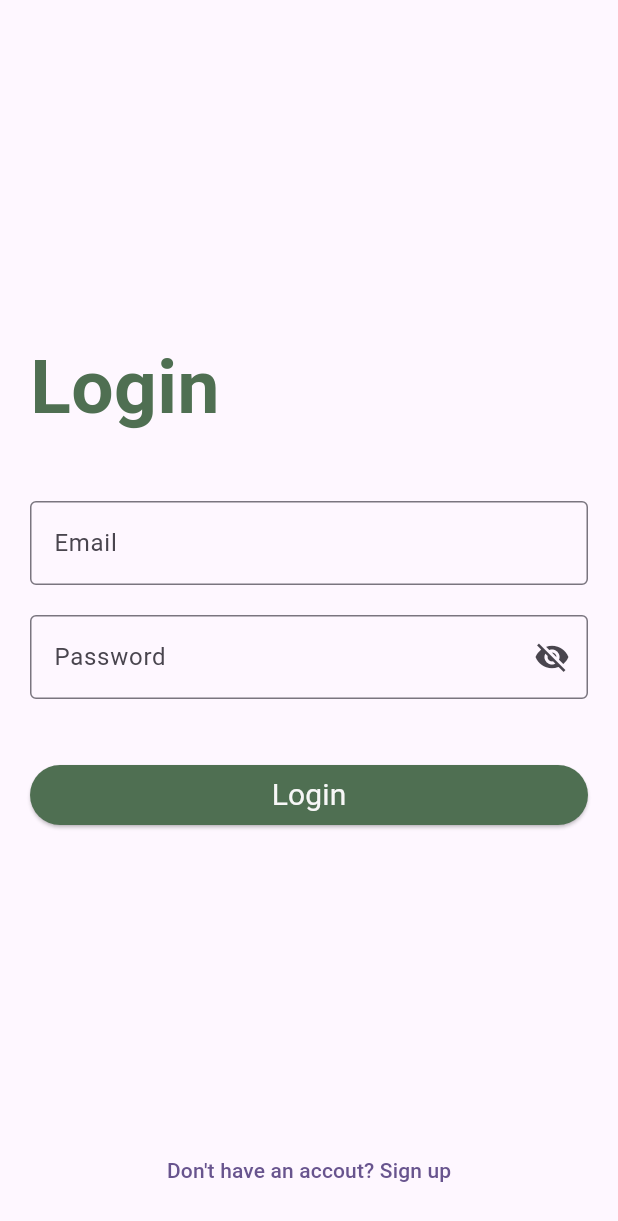
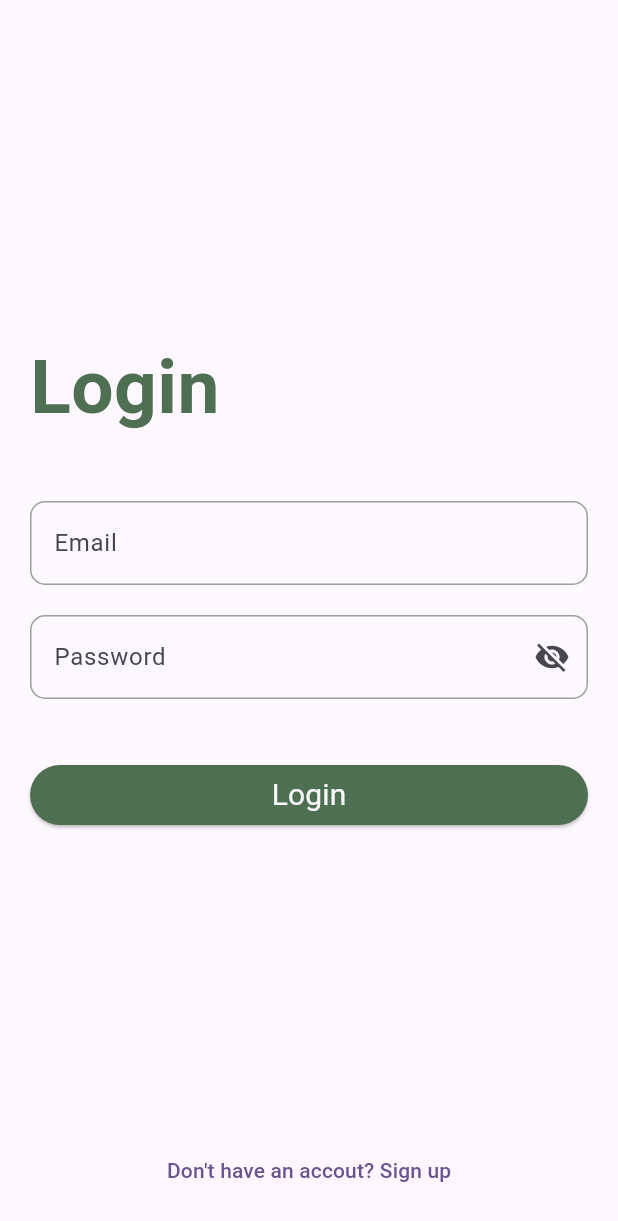
Before and after one commit to exxsid/TerraTreats, a Flutter app: the screen it shows after launch, on a phone screen of 412 x 824 dp. Shown: the top 1221 px of the screen. Run offline on Flutter 3.47's test engine with Material 3 defaults, Android fonts, the phone set to English and light mode, and no system bars; our stand-ins replace auto_size_text, email_validator, flutter_dotenv, flutter_riverpod, ionicons; Roboto replaces fonts that are missing (Montserrat).

Commit message:
fixed form validation for login

```diff
--- a/client/lib/screens/login.dart
+++ b/client/lib/screens/login.dart
@@ -3,6 +3,7 @@ import 'package:flutter/widgets.dart';
 import 'package:flutter_riverpod/flutter_riverpod.dart';
 import 'package:terratreats/riverpod/authentication.dart';
 import 'package:http/http.dart' as http;
+import 'package:email_validator/email_validator.dart';
 
 import 'package:terratreats/screens/bottom_navbar.dart';
 import 'package:terratreats/screens/signup.dart';
@@ -31,6 +32,8 @@ class _LoginState extends ConsumerState<Login> {
     print(token);
   }
 
+  final _formKey = GlobalKey<FormState>();
+
   @override
   Widget build(BuildContext context) {
     return SafeArea(
@@ -42,7 +45,9 @@ class _LoginState extends ConsumerState<Login> {
               ? Center(
                   child: CircularProgressIndicator(),
                 )
-              : Column(
+              : Form(
+                  key: _formKey,
+                  child: Column(
                     children: [
                       // login form
                       Expanded(
@@ -62,25 +67,51 @@ class _LoginState extends ConsumerState<Login> {
                             const SizedBox(
                               height: 40,
                             ),
-                          TextField(
-                            decoration: const InputDecoration(
+                            TextFormField(
+                                decoration: InputDecoration(
                                   border: OutlineInputBorder(),
                                   labelText: 'Email',
+                                  enabledBorder: OutlineInputBorder(
+                                    borderRadius: BorderRadius.circular(10.0),
+                                    borderSide: BorderSide(color: Colors.grey),
+                                  ),
+                                  errorBorder: OutlineInputBorder(
+                                    borderRadius: BorderRadius.circular(10.0),
+                                    borderSide: BorderSide(color: Colors.red),
+                                  ),
                                 ),
                                 onChanged: (value) {
-                              ref.read(loginNotifierProvider.notifier).email =
-                                  value;
+                                  ref
+                                      .read(loginNotifierProvider.notifier)
+                                      .email = value;
                                 },
                                 controller: _emailController,
-                          ),
+                                validator: (value) {
+                                  if (value!.isEmpty) {
+                                    return "This field is required";
+                                  }
+                                  if (!EmailValidator.validate(value)) {
+                                    return "Wrong email format";
+                                  }
+
+                                  return null;
+                                }),
                             const SizedBox(
                               height: 20,
                             ),
-                          TextField(
+                            TextFormField(
                               obscureText: _passwordVisible,
                               decoration: InputDecoration(
                                 border: OutlineInputBorder(),
                                 labelText: 'Password',
+                                enabledBorder: OutlineInputBorder(
+                                  borderRadius: BorderRadius.circular(10.0),
+                                  borderSide: BorderSide(color: Colors.grey),
+                                ),
+                                errorBorder: OutlineInputBorder(
+                                  borderRadius: BorderRadius.circular(10.0),
+                                  borderSide: BorderSide(color: Colors.red),
+                                ),
                                 suffixIcon: IconButton(
                                   icon: Icon(
                                     _passwordVisible
@@ -100,6 +131,12 @@ class _LoginState extends ConsumerState<Login> {
                                     .password = value;
                               },
                               controller: _passwordController,
+                              validator: (value) {
+                                if (value!.isEmpty) {
+                                  return "This field is required.";
+                                }
+                                return null;
+                              },
                             ),
                             const SizedBox(
                               height: 40,
@@ -107,6 +144,9 @@ class _LoginState extends ConsumerState<Login> {
                             PrimaryButton(
                               text: "Login",
                               onPressed: () async {
+                                if (!_formKey.currentState!.validate()) {
+                                  return;
+                                }
                                 try {
                                   setState(() {
                                     _isLoading = true;
@@ -158,6 +198,7 @@ class _LoginState extends ConsumerState<Login> {
                   ),
                 ),
         ),
+      ),
     );
   }
 
--- a/client/pubspec.yaml
+++ b/client/pubspec.yaml
@@ -40,6 +40,7 @@ dependencies:
   flutter_riverpod: ^2.5.1
   http: ^1.2.1
   flutter_dotenv: ^5.1.0
+  email_validator: ^2.1.17
 
 dev_dependencies:
   flutter_test:
```
Also changed, not shown: client/pubspec.lock. Lines whose indentation alone changed are shown as unchanged.
